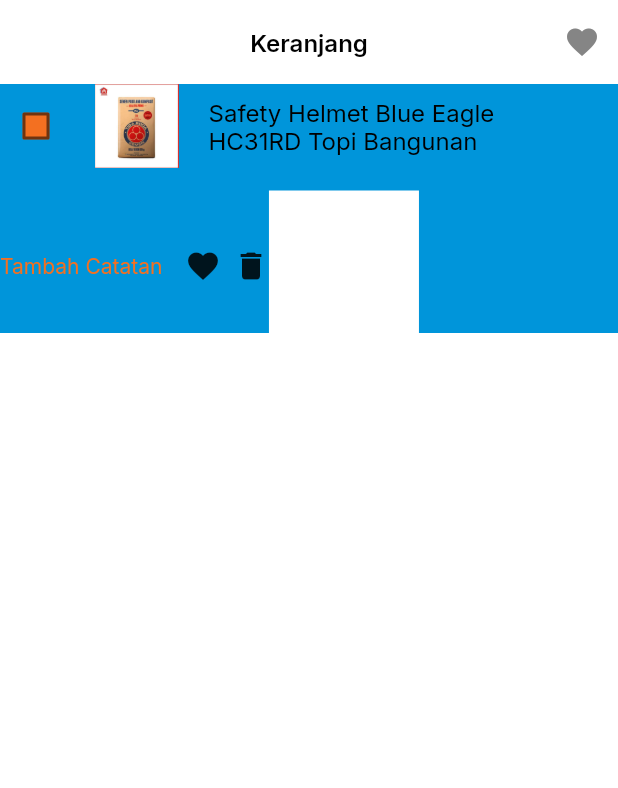
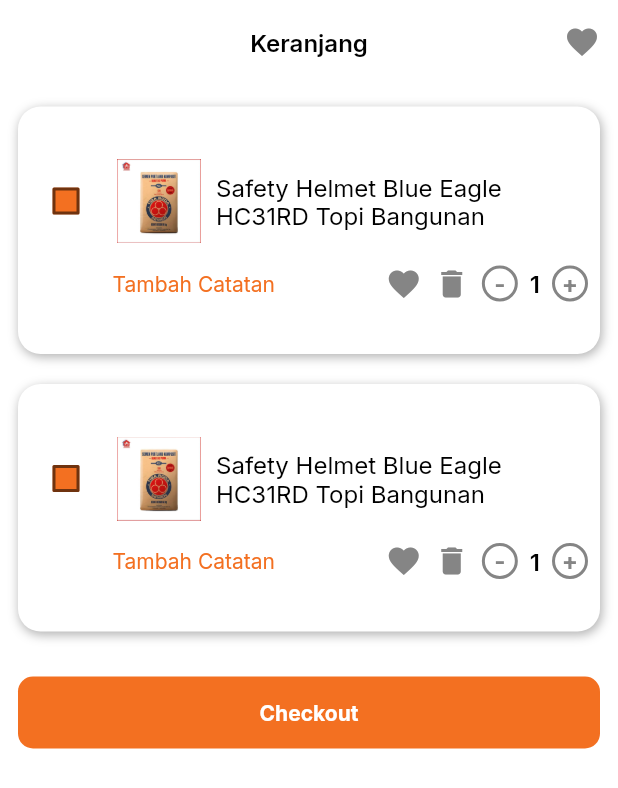
Before and after one commit to irfanzidniofficial/flutter_kulakin_construction, a Flutter app: the CartScreen screen opened directly, on a phone screen of 412 x 824 dp. Shown: the top 788 px of the screen. Run offline on Flutter 3.47's test engine with Material 2 defaults, Android fonts, the phone set to English and light mode, and no system bars; our stand-ins replace animated_bottom_navigation_bar, bloc, carousel_slider, flutter_bloc, google_fonts.

Commit message:
slicing cart screen and success transaction screen

```diff
--- /dev/null
+++ b/lib/src/common_widget/card_cart_item_widget.dart
@@ -0,0 +1,171 @@
+import 'package:flutter/material.dart';
+
+import '../shared/theme.dart';
+
+class CardCartItemWidget extends StatefulWidget {
+  const CardCartItemWidget({super.key});
+
+  @override
+  State<CardCartItemWidget> createState() => _CardCartItemWidgetState();
+}
+
+class _CardCartItemWidgetState extends State<CardCartItemWidget> {
+  @override
+  Widget build(BuildContext context) {
+    bool isChecked = false;
+    return Container(
+      decoration: BoxDecoration(
+        color: whiteColor,
+        borderRadius: BorderRadius.circular(15),
+        boxShadow: [
+          BoxShadow(
+            color: Colors.grey.withOpacity(0.8),
+            blurRadius: 5,
+            offset: const Offset(1, 2),
+          ),
+        ],
+      ),
+      child: Column(
+        children: [
+          Padding(
+            padding: const EdgeInsets.symmetric(
+              horizontal: 8,
+              vertical: 35,
+            ),
+            child: Column(
+              children: [
+                Row(
+                  children: [
+                    Checkbox(
+                      checkColor: Colors.white,
+                      fillColor: MaterialStateProperty.resolveWith(
+                        (states) => orangeColor,
+                      ),
+                      value: isChecked,
+                      onChanged: (bool? value) {
+                        setState(
+                          () {
+                            isChecked = value!;
+                          },
+                        );
+                      },
+                    ),
+                    const SizedBox(
+                      width: 10,
+                    ),
+                    SizedBox(
+                      width: 56,
+                      height: 56,
+                      child: Image.asset(
+                        'assets/images/img_product1.png',
+                        fit: BoxFit.cover,
+                      ),
+                    ),
+                    const SizedBox(
+                      width: 10,
+                    ),
+                    Text(
+                      "Safety Helmet Blue Eagle \nHC31RD Topi Bangunan",
+                      style: blackTextStyle.copyWith(
+                        fontSize: 16,
+                      ),
+                    )
+                  ],
+                ),
+                const SizedBox(
+                  height: 15,
+                ),
+                Row(
+                  children: [
+                    const SizedBox(
+                      width: 55,
+                    ),
+                    Text(
+                      "Tambah Catatan",
+                      style: orangeTextStyle.copyWith(
+                        fontSize: 14,
+                      ),
+                    ),
+                    const SizedBox(
+                      width: 15,
+                    ),
+                    const Spacer(),
+                    Icon(
+                      Icons.favorite,
+                      color: greyColor,
+                    ),
+                    const SizedBox(
+                      width: 8,
+                    ),
+                    Icon(
+                      Icons.delete,
+                      color: greyColor,
+                    ),
+                    const SizedBox(
+                      width: 8,
+                    ),
+                    Container(
+                      width: 24,
+                      height: 24,
+                      decoration: BoxDecoration(
+                        color: whiteColor,
+                        shape: BoxShape.circle,
+                        border: Border.all(
+                          color: greyColor,
+                          width: 2.0,
+                          style: BorderStyle.solid,
+                        ),
+                      ),
+                      child: Text(
+                        "-",
+                        style: greyTextStyle.copyWith(
+                          fontWeight: bold,
+                          fontSize: 16,
+                        ),
+                        textAlign: TextAlign.center,
+                      ),
+                    ),
+                    const SizedBox(
+                      width: 8,
+                    ),
+                    Text(
+                      "1",
+                      style: blackTextStyle.copyWith(
+                        fontSize: 16,
+                        fontWeight: semiBold,
+                      ),
+                    ),
+                    const SizedBox(
+                      width: 8,
+                    ),
+                    Container(
+                      width: 24,
+                      height: 24,
+                      decoration: BoxDecoration(
+                        color: whiteColor,
+                        shape: BoxShape.circle,
+                        border: Border.all(
+                          color: greyColor,
+                          width: 2.0,
+                          style: BorderStyle.solid,
+                        ),
+                      ),
+                      child: Text(
+                        "+",
+                        style: greyTextStyle.copyWith(
+                          fontWeight: bold,
+                          fontSize: 16,
+                        ),
+                        textAlign: TextAlign.center,
+                      ),
+                    ),
+                  ],
+                )
+              ],
+            ),
+          ),
+        ],
+      ),
+    );
+  }
+}
--- /dev/null
+++ b/lib/src/features/cart/presentation/cart/cart_screen.dart
@@ -0,0 +1,58 @@
+import 'package:flutter/material.dart';
+import 'package:flutter_kulakin_construction/src/common_widget/buttons_widget.dart';
+import 'package:flutter_kulakin_construction/src/common_widget/card_cart_item_widget.dart';
+
+class CartScreen extends StatefulWidget {
+  const CartScreen({super.key});
+
+  @override
+  State<CartScreen> createState() => _CartScreenState();
+}
+
+class _CartScreenState extends State<CartScreen> {
+  @override
+  Widget build(BuildContext context) {
+    return Scaffold(
+      appBar: AppBar(
+        automaticallyImplyLeading: false,
+        title: const Text(
+          'Keranjang',
+        ),
+        centerTitle: true,
+        actions: [
+          IconButton(
+            onPressed: () {},
+            icon: const Icon(
+              Icons.favorite,
+            ),
+          ),
+        ],
+      ),
+      body: ListView(
+        padding: const EdgeInsets.symmetric(
+          horizontal: 12,
+        ),
+        children: [
+          const SizedBox(
+            height: 15,
+          ),
+          const CardCartItemWidget(),
+          const SizedBox(
+            height: 20,
+          ),
+          const CardCartItemWidget(),
+          const SizedBox(
+            height: 30,
+          ),
+          CustomFilledButton(
+            title: 'Checkout',
+            onPressed: () => Navigator.pushNamed(
+              context,
+              '/success-transaction',
+            ),
+          ),
+        ],
+      ),
+    );
+  }
+}
--- a/lib/src/features/cart/presentation/cart_screen.dart
+++ /dev/null
@@ -1,119 +0,0 @@
-import 'package:flutter/material.dart';
-import 'package:flutter_kulakin_construction/src/shared/theme.dart';
-
-class CartScreen extends StatefulWidget {
-  const CartScreen({super.key});
-
-  @override
-  State<CartScreen> createState() => _CartScreenState();
-}
-
-class _CartScreenState extends State<CartScreen> {
-  @override
-  Widget build(BuildContext context) {
-    bool isChecked = false;
-    return Scaffold(
-      appBar: AppBar(
-        automaticallyImplyLeading: false,
-        title: const Text(
-          'Keranjang',
-        ),
-        centerTitle: true,
-        actions: [
-          IconButton(
-            onPressed: () {},
-            icon: const Icon(
-              Icons.favorite,
-            ),
-          ),
-        ],
-      ),
-      body: ListView(
-        children: [
-          Container(
-            width: 359,
-            height: 166,
-            decoration: BoxDecoration(
-              color: blueColor,
-            ),
-            child: Column(
-              children: [
-                Row(
-                  children: [
-                    Checkbox(
-                      checkColor: Colors.white,
-                      fillColor: MaterialStateProperty.resolveWith(
-                        (states) => orangeColor,
-                      ),
-                      value: isChecked,
-                      onChanged: (bool? value) {
-                        setState(
-                          () {
-                            isChecked = value!;
-                          },
-                        );
-                      },
-                    ),
-                    const SizedBox(
-                      width: 15,
-                    ),
-                    SizedBox(
-                      width: 56,
-                      height: 56,
-                      child: Image.asset(
-                        'assets/images/img_product1.png',
-                        fit: BoxFit.cover,
-                      ),
-                    ),
-                    const SizedBox(
-                      width: 20,
-                    ),
-                    Text(
-                      "Safety Helmet Blue Eagle \nHC31RD Topi Bangunan",
-                      style: blackTextStyle.copyWith(
-                        fontSize: 16,
-                      ),
-                    )
-                  ],
-                ),
-                const SizedBox(
-                  height: 15,
-                ),
-                Row(
-                  children: [
-                    Text(
-                      "Tambah Catatan",
-                      style: orangeTextStyle.copyWith(
-                        fontSize: 14,
-                      ),
-                    ),
-                    const SizedBox(
-                      width: 15,
-                    ),
-                    const Icon(
-                      Icons.favorite,
-                    ),
-                    const SizedBox(
-                      width: 8,
-                    ),
-                    const Icon(
-                      Icons.delete,
-                    ),
-                    Container(
-                      decoration: BoxDecoration(
-                        border: Border.all(
-                          color: whiteColor,
-                          width: 50,
-                        ),
-                      ),
-                    )
-                  ],
-                )
-              ],
-            ),
-          )
-        ],
-      ),
-    );
-  }
-}
--- a/lib/src/routing/main_navigation.dart
+++ b/lib/src/routing/main_navigation.dart
@@ -2,7 +2,7 @@
 import 'package:flutter/material.dart';
 import 'package:flutter_bloc/flutter_bloc.dart';
 import 'package:flutter_kulakin_construction/src/features/accounts/presentation/account_screen.dart';
-import 'package:flutter_kulakin_construction/src/features/cart/presentation/cart_screen.dart';
+import 'package:flutter_kulakin_construction/src/features/cart/presentation/cart/cart_screen.dart';
 import 'package:flutter_kulakin_construction/src/features/pos/presentation/pos_screen.dart';
 import 'package:flutter_kulakin_construction/src/features/products/presentation/market_screen.dart';
 
```
Also changed, not shown: lib/src/features/cart/presentation/success_transaction/success_transation_screen.dart (added, +184 -0 lines), lib/src/features/cart/presentation/transaction/method_transaction_screen.dart (added, +12 -0 lines), lib/src/routing/app_router.dart (+13 -3 lines), assets/icons/ic_success.png (added).
